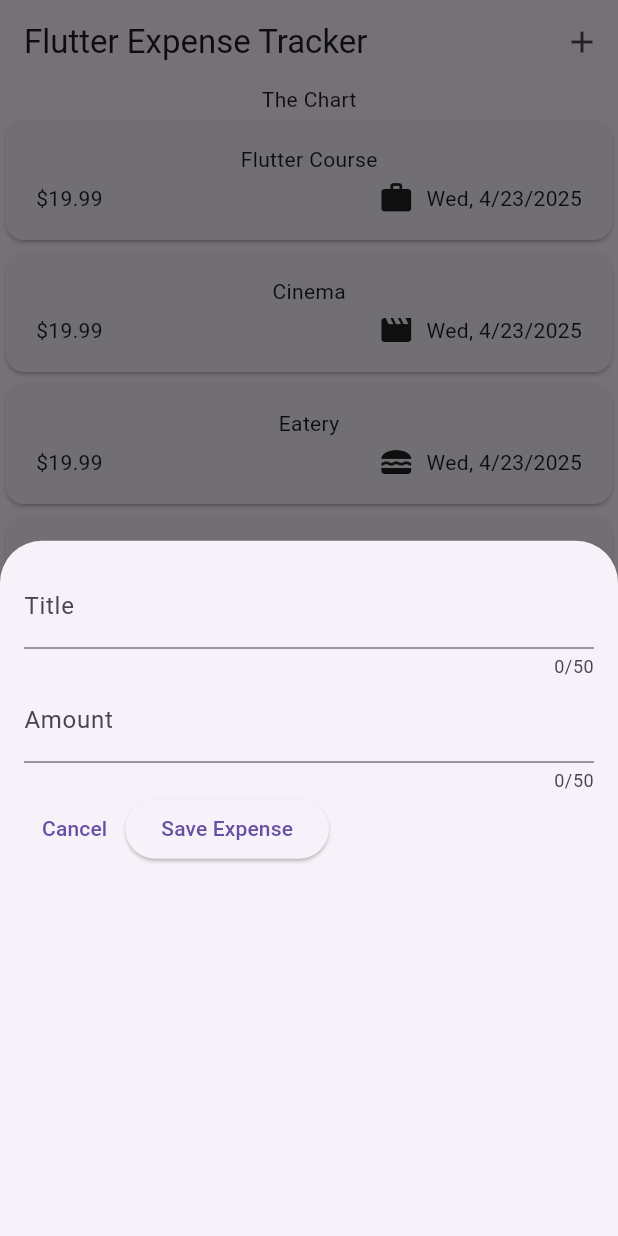
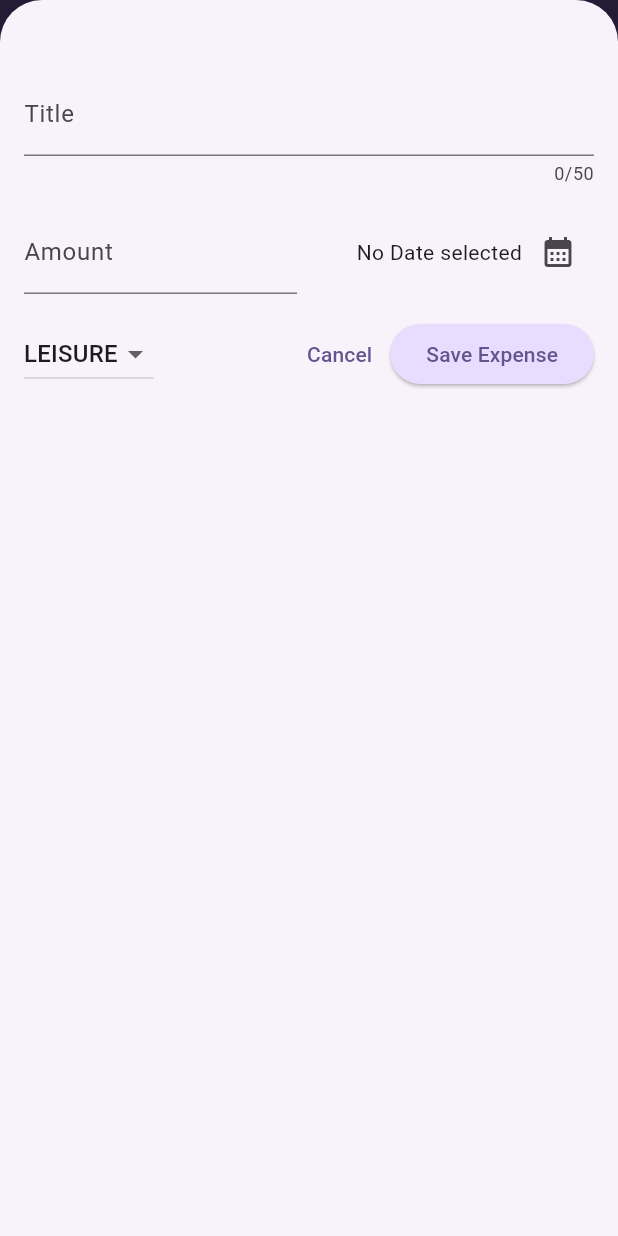
Before and after one commit to abdiwahid7/Expense-trucker, a Flutter app: the screen it shows after launch, after a tap on the "add" icon, on a phone screen of 412 x 824 dp. Run offline on Flutter 3.47's test engine with Material 3 defaults, Android fonts, the phone set to English and light mode, and no system bars.

Commit message:
second commit

```diff
--- a/lib/main.dart
+++ b/lib/main.dart
@@ -2,11 +2,48 @@ import 'package:flutter/material.dart';
 import 'package:my_expense_tracker/widgets/expenses.dart';
 
 
+var kColorScheme = ColorScheme.fromSeed(
+  seedColor: const Color.fromARGB(255, 96, 59, 181),
 
+);
 void main() {
   runApp(
-    const MaterialApp(
-      home: Expenses() ,
+    MaterialApp(
+      theme: ThemeData().copyWith(
+          // ignore: deprecated_member_use
+          useMaterial3: true,
+          colorScheme: kColorScheme,
+          appBarTheme: const AppBarTheme().copyWith(
+
+
+            backgroundColor: kColorScheme.onPrimaryContainer,
+            foregroundColor: kColorScheme.primaryContainer,
+          ) ,
+
+          cardTheme: CardTheme( ).copyWith(
+            color: kColorScheme.secondaryContainer,
+            margin: const EdgeInsets.symmetric(
+              horizontal: 16,
+              vertical: 8,
+            ),
+          ),
+
+          elevatedButtonTheme: ElevatedButtonThemeData(
+            style: ElevatedButton.styleFrom(
+              backgroundColor: kColorScheme.primaryContainer,
+            ),
+          ),
+          textTheme: ThemeData().textTheme.copyWith(
+                titleLarge:  TextStyle(
+                  fontWeight: FontWeight.normal,
+                  color:kColorScheme.onSecondaryContainer,
+                  fontSize: 14,
+                ),
+              ),
+          scaffoldBackgroundColor: const Color.fromARGB(255, 234, 175, 237)),
+
+
+      home: const Expenses(),
     ),
   );
 }
--- a/lib/widgets/expenses.dart
+++ b/lib/widgets/expenses.dart
@@ -2,7 +2,7 @@ import 'package:my_expense_tracker/widgets/expenses_list/expenses_list.dart';
 import 'package:my_expense_tracker/widgets/new_expenses.dart';
 import 'package:flutter/material.dart';
 import 'package:my_expense_tracker/models/expenses.dart';
-//import 'package:uuid/uuid.dart';
+import 'package:uuid/uuid.dart';
 
 class Expenses extends StatefulWidget {
   const Expenses({super.key});
@@ -20,58 +20,100 @@ class _ExpensesState extends State<Expenses> {
         amount: 19.99,
         date: DateTime.now(),
         category: Category.work),
-        Expense(
+    Expense(
         title: 'Cinema',
         amount: 19.99,
         date: DateTime.now(),
         category: Category.leisure),
-        Expense(
+    Expense(
         title: 'Eatery',
         amount: 19.99,
         date: DateTime.now(),
         category: Category.food),
-        Expense(
+    Expense(
         title: 'Picnic',
         amount: 19.99,
         date: DateTime.now(),
         category: Category.travel),
   ];
 
-
-  void _openAddExpenseOverlay (){
-
+  void _openAddExpenseOverlay() {
     //NewExpense(); is imported from new_expense.dart
     //showModalBottomSheet is a built in function that shows a bottom sheet
 
-    showModalBottomSheet(context: context, builder: (ctx) => const NewExpense() );
+    showModalBottomSheet(
+        isScrollControlled: true,
+        context: context,
+        builder: (ctx) => NewExpense(
+              onAddExpense: __addExpense,
+            ));
+  }
+
+ //Adding Expenses
+  void __addExpense(Expense expense) {
+    setState(() {
+      _registeredExpenses.add(expense);
+    });
+  }
+
+
+  //Removing Expenses
+
+  void _removeExpense(Expense expense){
+     final expenseIndex = _registeredExpenses.indexOf(expense);
+
+    setState(() {
+      _registeredExpenses.remove(expense);
+
+    });
+    ScaffoldMessenger.of(context).clearSnackBars();
+    ScaffoldMessenger.of(context).showSnackBar(
+      SnackBar(
+        content: const Text('Expense deleted'),
+        duration: const Duration(seconds: 3),
+        action: SnackBarAction(
+          label: 'Undo',
+          onPressed: () {
+            setState(() {
+              _registeredExpenses.insert(expenseIndex,expense);
+            });
+          },
+        ),
+      ),
+    );
+  }
 
 
 
-
-  }
-
   @override
   Widget build(context) {
-    return  Scaffold(
 
-      appBar:  AppBar(
+    Widget mainContent = const Center(
+      child: Text('No expenses found. Start adding some!'),
+    );
+
+    if (_registeredExpenses.isNotEmpty) {
+      mainContent = ExpensesList(
+        expenses: _registeredExpenses,
+        onRemoveExpense: _removeExpense,
+      );
+    }
+
+
+    return Scaffold(
+      appBar: AppBar(
         title: const Text('Flutter Expense Tracker'),
         actions: [
           IconButton(
             onPressed: _openAddExpenseOverlay,
             icon: const Icon(Icons.add),
-
-
           )
-
-
         ],
-
       ),
       body: Column(
         children: [
-          const  Text('The Chart'),
-         Expanded(child: ExpensesList(expenses: _registeredExpenses)),
+          const Text('The Chart'),
+          Expanded(child:mainContent),
         ],
       ),
     );
--- a/lib/widgets/expenses_list/expenses_list.dart
+++ b/lib/widgets/expenses_list/expenses_list.dart
@@ -3,14 +3,22 @@ import 'package:flutter/material.dart';
 import 'package:my_expense_tracker/models/expenses.dart';
 
 class ExpensesList extends StatelessWidget {
-  const ExpensesList({super.key, required this.expenses});
-
+  const ExpensesList(
+      {super.key, required this.expenses, required this.onRemoveExpense});
+  final Function(Expense expense) onRemoveExpense;
   final List<Expense> expenses;
 
   @override
   Widget build(BuildContext context) {
     return ListView.builder(
         itemCount: expenses.length,
-        itemBuilder: (ctx, index) => ExpenseItem(expenses[index]));
+        itemBuilder: (ctx, index) => Dismissible(
+            key: ValueKey(expenses[index]),
+            onDismissed: (direction) {
+              onRemoveExpense(
+                expenses[index],
+              );
+            },
+            child: ExpenseItem(expenses[index])));
   }
 }
--- a/lib/widgets/new_expenses.dart
+++ b/lib/widgets/new_expenses.dart
@@ -1,7 +1,10 @@
 import 'package:flutter/material.dart';
+import 'package:my_expense_tracker/models/expenses.dart';
 
 class NewExpense extends StatefulWidget {
-  const NewExpense({super.key});
+  const NewExpense({super.key, required this.onAddExpense});
+
+  final Function(Expense expense) onAddExpense;
 
   @override
   State<NewExpense> createState() {
@@ -10,21 +13,68 @@ class NewExpense extends StatefulWidget {
 }
 
 class _NewExpenseState extends State<NewExpense> {
-  final  _titleController =  TextEditingController();
-   final  _amountController =  TextEditingController();
+  final _titleController = TextEditingController();
+  final _amountController = TextEditingController();
+
+  DateTime? _selectedDate;
+  Category _selectedCategory = Category.leisure;
+
+  void _presentDatePicker() async {
+    final now = DateTime.now();
+
+    final firstDate = DateTime(now.year - 1, now.month, now.day);
+
+    final pickedDate = await showDatePicker(
+      context: context,
+      firstDate: firstDate,
+      lastDate: DateTime.now(),
+    );
+
+    setState(() {
+      _selectedDate = pickedDate;
+    });
+  }
+
+  void _submitExpenseData() {
+    final enteredAmount = double.tryParse(_amountController.text);
+    final amountIsInvalid = enteredAmount == null || enteredAmount <= 0;
+    if (_titleController.text.trim().isEmpty ||
+        amountIsInvalid ||
+        _selectedDate == null) {
+//show the error message
+      showDialog(
+          context: context,
+          builder: (ctx) => AlertDialog(
+                title: const Text('Invalid input'),
+                content: const Text(
+                    'Please make sure a valid title,amount,date and category was entered'),
+                actions: [
+                  TextButton(
+                      onPressed: () => {Navigator.pop(context)},
+                      child: const Text('Okay'))
+                ],
+              ));
+      return;
+    }
+    widget.onAddExpense(Expense(
+        title: _titleController.text,
+        amount: enteredAmount,
+        date: _selectedDate!,
+        category: _selectedCategory));
+        Navigator.pop(context);
+  }
 
   @override
   void dispose() {
     _titleController.dispose();
+    _amountController.dispose();
     super.dispose();
   }
-
-
 
   @override
   Widget build(BuildContext context) {
     return Padding(
-      padding: EdgeInsets.all(16),
+      padding: const EdgeInsets.fromLTRB(16,48,16,16),
       child: Column(
         children: [
           TextField(
@@ -35,29 +85,71 @@ class _NewExpenseState extends State<NewExpense> {
               label: Text('Title'),
             ),
           ),
-           TextField(
+          const SizedBox(height: 16),
+          Row(
+            children: [
+              // Amount TextField
+              Expanded(
+                child: TextField(
                   controller: _amountController,
-
-            maxLength: 50,
                   decoration: const InputDecoration(
-              prefix: Text('\$'),
+                    prefixText: '\$',
                     label: Text('Amount'),
                   ),
-
                   keyboardType: TextInputType.number,
                 ),
+              ),
+              const SizedBox(width: 16),
+              // Date Picker
+              Expanded(
+                child: Row(
+                  mainAxisAlignment: MainAxisAlignment.end,
+                  crossAxisAlignment: CrossAxisAlignment.center,
+                  children: [
+                    Text(_selectedDate == null
+                        ? 'No Date selected'
+                        : formatter.format(_selectedDate!)),
+                    IconButton(
+                      onPressed: _presentDatePicker,
+                      icon: const Icon(
+                        Icons.calendar_month,
+                      ),
+                    )
+                  ],
+                ),
+              ),
+            ],
+          ),
+          const SizedBox(height: 16),
           Row(
             children: [
+              DropdownButton(
+                value: _selectedCategory,
+                items: Category.values
+                    .map((category) => DropdownMenuItem(
+                          value: category,
+                          child: Text(category.name.toUpperCase()),
+                        ))
+                    .toList(),
+                onChanged: (value) {
+                  setState(() {
+                    if (value == null) {
+                      return;
+                    }
 
-              TextButton(onPressed: () {
-
+                    _selectedCategory = value;
+                  });
+                },
+              ),
+              const Spacer(),
+              TextButton(
+                onPressed: () {
                   Navigator.pop(context);
-              }, child: Text('Cancel')),
+                },
+                child: const Text('Cancel'),
+              ),
               ElevatedButton(
-                onPressed: () {
-                  print(_titleController.text);
-                  print(_amountController.text);
-                },
+                onPressed: _submitExpenseData,
                 child: const Text('Save Expense'),
               )
             ],
```
Also changed, not shown: 1 other file. Lines whose indentation alone changed are shown as unchanged.
